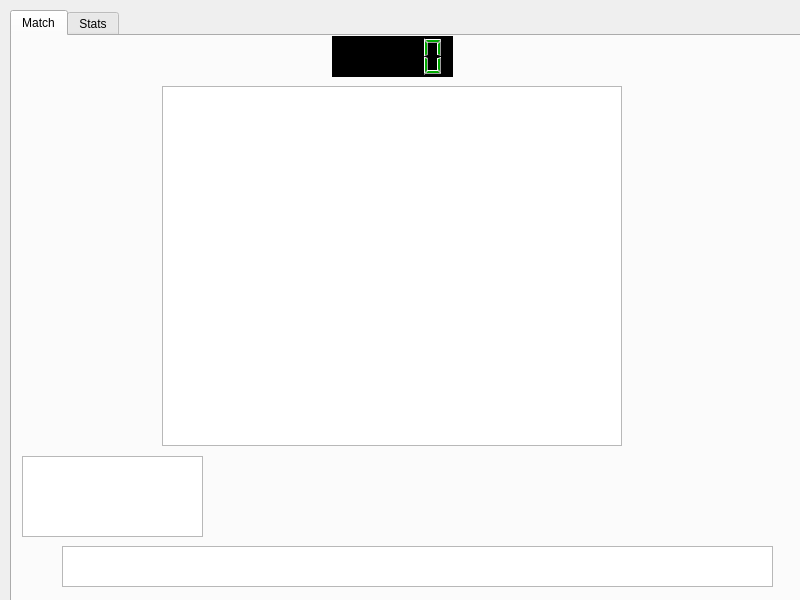
The window that matchscreen.ui (walsh06/grifball) describes before a commit, drawn with Qt 5.
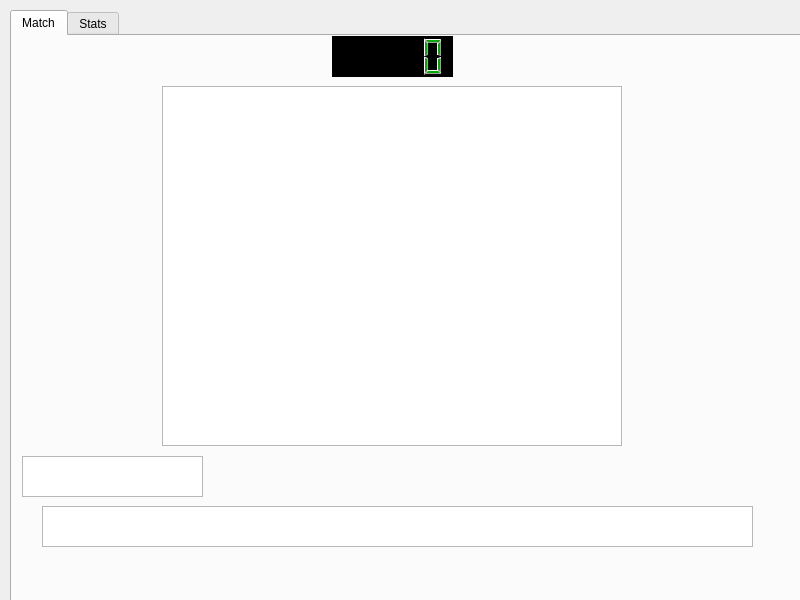
The same window after the commit.

What changed in the file:
```diff
--- a/matchscreen.ui
+++ b/matchscreen.ui
@@ -38,8 +38,8 @@
     <widget class="QTextBrowser" name="mainOutput">
      <property name="geometry">
       <rect>
-       <x>50</x>
-       <y>510</y>
+       <x>30</x>
+       <y>470</y>
        <width>711</width>
        <height>41</height>
       </rect>
@@ -51,7 +51,7 @@
        <x>10</x>
        <y>420</y>
        <width>181</width>
-       <height>81</height>
+       <height>41</height>
       </rect>
      </property>
     </widget>
```
